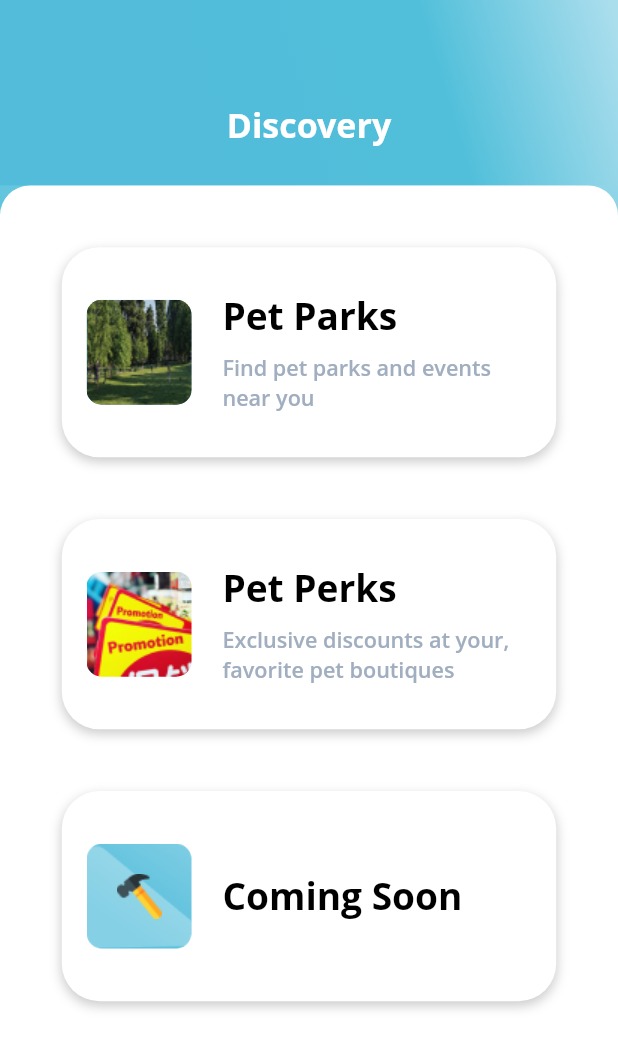
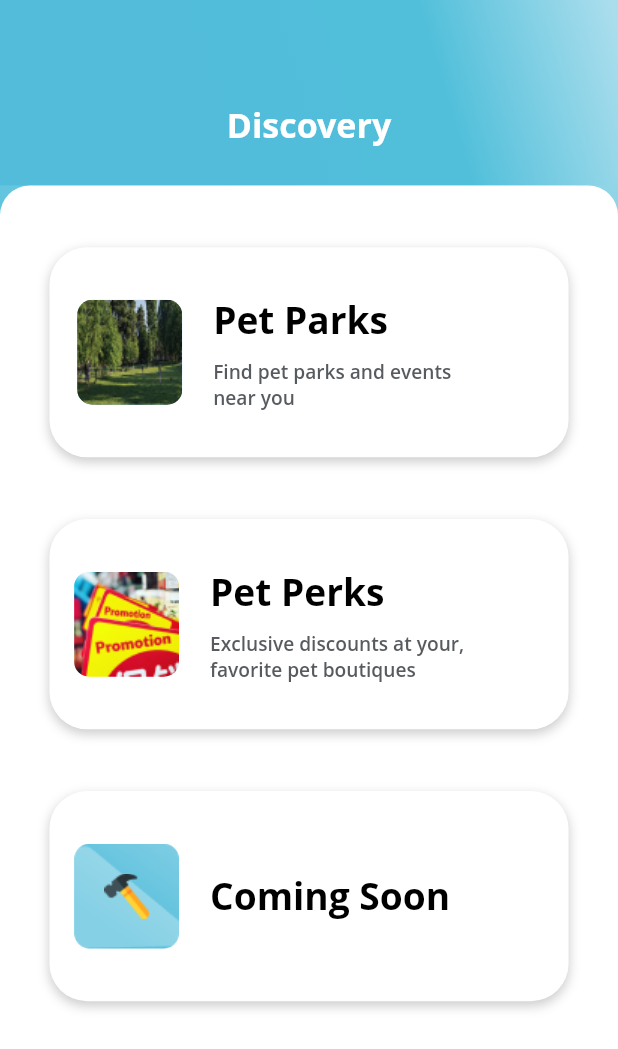
Before and after one commit to petcodeapp/interface-mobile, a Flutter app: the SocialSplitScreen screen opened directly, on a phone screen of 412 x 824 dp. Shown: the top 1049 px of the screen. Run offline on Flutter 3.47's test engine with Material 2 defaults, Android fonts, the phone set to English and light mode, and no system bars; our stand-ins replace cached_network_image, carousel_slider, cloud_firestore, dio, dots_indicator, email_validator and 17 more; missing offline and left inert: slimy_card; accounts and stored records are empty; Roboto replaces fonts that are missing (Open Sans); statements that could not run were skipped.

Commit message:
updated padding on screens

```diff
--- a/lib/screens/dashboard/medical_info/general_med_info/general_med_info_screen.dart
+++ b/lib/screens/dashboard/medical_info/general_med_info/general_med_info_screen.dart
@@ -60,7 +60,7 @@ class GeneralMedicalInfoScreen extends StatelessWidget {
                   width: width,
                   //height: height * 0.85,
                   decoration: BoxDecoration(
-                      color: StyleConstants.pageBackgroundColor,
+                      color: Colors.white,
                       borderRadius: BorderRadius.only(
                           topLeft: Radius.circular(20.0),
                           topRight: Radius.circular(20.0))),
--- a/lib/screens/dashboard/owner_info/owner_info_editing_screen.dart
+++ b/lib/screens/dashboard/owner_info/owner_info_editing_screen.dart
@@ -191,7 +191,7 @@ class _OwnerInfoEditingScreenState extends State<OwnerInfoEditingScreen> {
                       Form(
                         key: _owner1FormKey,
                         child: Padding(
-                          padding: EdgeInsets.symmetric(horizontal: width * 0.1),
+                          padding: EdgeInsets.symmetric(horizontal: width * 0.08),
                           child: Column(
                             children: [
                               Align(
--- a/lib/screens/dashboard/owner_info/owner_info_single_editing_screen.dart
+++ b/lib/screens/dashboard/owner_info/owner_info_single_editing_screen.dart
@@ -179,7 +179,7 @@ class _OwnerInfoSingleEditingScreenState extends State<OwnerInfoSingleEditingScr
                         Form(
                           key: _ownerFormKey,
                           child: Padding(
-                            padding: EdgeInsets.symmetric(horizontal: width * 0.1),
+                            padding: EdgeInsets.symmetric(horizontal: width * 0.08),
                             child: Column(
                               children: [
                                 Align(
--- a/lib/screens/dashboard/pet_info/pet_info_editing_screen.dart
+++ b/lib/screens/dashboard/pet_info/pet_info_editing_screen.dart
@@ -218,7 +218,7 @@ class _PetInfoEditingScreenState extends State<PetInfoEditingScreen> {
                   width: width,
                   height: height * 0.88,
                   child: Padding(
-                    padding: EdgeInsets.symmetric(horizontal: width * 0.1),
+                    padding: EdgeInsets.symmetric(horizontal: width * 0.08),
                     child: ListView(
                       shrinkWrap: true,
                       //crossAxisAlignment: CrossAxisAlignment.center,
--- a/lib/screens/dashboard/reminders/add_reminder_widget.dart
+++ b/lib/screens/dashboard/reminders/add_reminder_widget.dart
@@ -245,10 +245,7 @@ class _AddReminderWidgetState extends State<AddReminderWidget> {
                             child: Center(
                                 child: Text(
                               'Schedule Reminder',
-                              style: TextStyle(
-                                  fontSize: 18.0,
-                                  fontWeight: FontWeight.w500,
-                                  color: Colors.white),
+                              style: StyleConstants.whiteBoldButtonTextSmall
                             )),
                           ),
                         ),
--- a/lib/screens/dashboard/reminders/edit_reminder_widget.dart
+++ b/lib/screens/dashboard/reminders/edit_reminder_widget.dart
@@ -242,7 +242,7 @@ class _EditReminderWidgetState extends State<EditReminderWidget> {
                             child: Center(
                                 child: Text(
                               'Schedule Reminder',
-                              style: StyleConstants.whiteThinTitleTextSmall,
+                              style: StyleConstants.whiteBoldButtonTextSmall,
                             )),
                           ),
                         ),
@@ -269,7 +269,7 @@ class _EditReminderWidgetState extends State<EditReminderWidget> {
                             child: Center(
                                 child: Text(
                               'Delete Reminder',
-                              style: StyleConstants.whiteThinTitleTextSmall,
+                              style: StyleConstants.whiteBoldButtonTextSmall,
                             )),
                           ),
                         ),
--- a/lib/screens/dashboard/reminders/reminder_widget.dart
+++ b/lib/screens/dashboard/reminders/reminder_widget.dart
@@ -30,7 +30,7 @@ class ReminderWidget extends StatelessWidget {
                 offset: Offset(0, 3),
               ),
             ]),
-        width: width * 0.8,
+        width: width * 0.9,
         child: Padding(
           padding: EdgeInsets.symmetric(
               horizontal: width * 0.05, vertical: height * 0.02),
--- a/lib/screens/dashboard/reminders/reminders_screen.dart
+++ b/lib/screens/dashboard/reminders/reminders_screen.dart
@@ -113,7 +113,7 @@ class RemindersScreen extends StatelessWidget {
                         topLeft: Radius.circular(20.0),
                         topRight: Radius.circular(20.0))),
                 child: Padding(
-                  padding: EdgeInsets.symmetric(horizontal: width * 0.1),
+                  padding: EdgeInsets.symmetric(horizontal: width * 0.08),
                   child: ListView.builder(
                     physics: ClampingScrollPhysics(),
                     itemCount: allReminders.length,
--- a/lib/screens/social/social_split/social_split_screen.dart
+++ b/lib/screens/social/social_split/social_split_screen.dart
@@ -65,7 +65,7 @@ class SocialSplitScreen extends StatelessWidget {
                         topLeft: Radius.circular(20.0),
                         topRight: Radius.circular(20.0))),
                 child: Padding(
-                  padding: EdgeInsets.symmetric(horizontal: width * 0.1),
+                  padding: EdgeInsets.symmetric(horizontal: width * 0.08),
                   child: Column(
                     mainAxisAlignment: MainAxisAlignment.start,
                     children: [
@@ -92,7 +92,7 @@ class SocialSplitScreen extends StatelessWidget {
                                 ]),
                             child: Padding(
                               padding: EdgeInsets.symmetric(
-                                  horizontal: width * 0.04,
+                                  horizontal: width * 0.045,
                                   vertical: height * 0.01),
                               child: Center(
                                 child: Row(
--- a/lib/utils/style_constants.dart
+++ b/lib/utils/style_constants.dart
@@ -307,6 +307,13 @@ class StyleConstants {
     fontFamily: 'OpenSans',
   );
 
+  static TextStyle whiteBoldButtonTextSmall = TextStyle(
+    color: Colors.white,
+    fontSize: width * 0.042,
+    fontWeight: FontWeight.w600,
+    fontFamily: 'OpenSans',
+  );
+
   static TextStyle greyedOutText =
       new TextStyle(fontWeight: FontWeight.w400, color: Colors.grey);
 
@@ -319,8 +326,8 @@ class StyleConstants {
 
   static TextStyle greyThinDescriptionTextSmall = new TextStyle(
     fontFamily: 'OpenSans',
-    color: darkPurpleGrey,
-    fontSize: width * 0.035,
+    color: darkGrey,
+    fontSize: width * 0.031,
     fontWeight: FontWeight.w400,
   );
 
```
Also changed, not shown: lib/screens/dashboard/medical_info/medical_info_screen.dart (+6 -6 lines).
